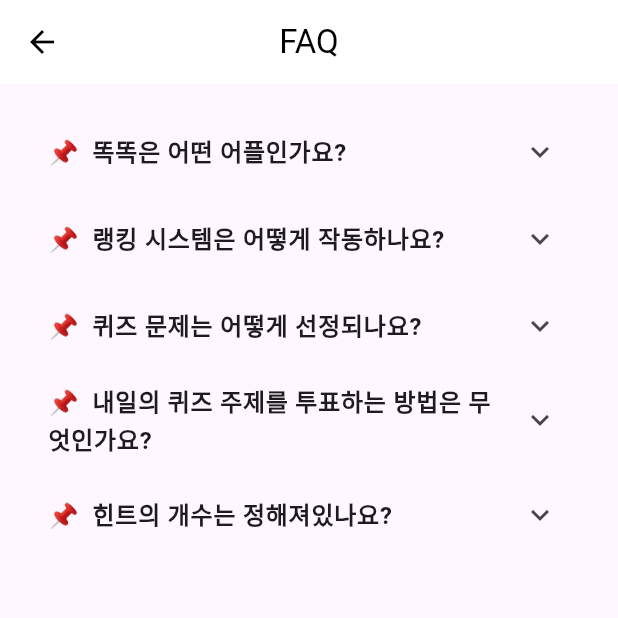
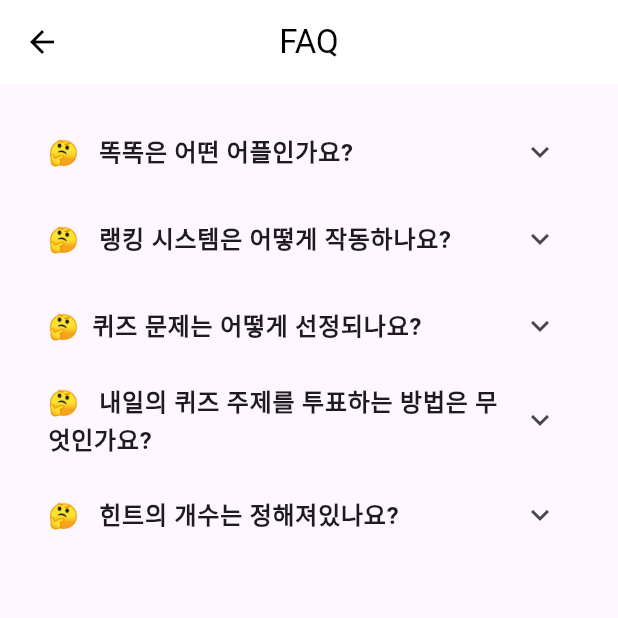
Before and after one commit to Mobile-Programming-Quiz/FrontEnd, a Flutter app: the FaqPage screen opened directly, on a phone screen of 412 x 824 dp, the top half of it. Run offline on Flutter 3.47's test engine with Material 3 defaults, Android fonts, the light colour scheme and no system bars; our stand-ins replace cloud_firestore, firebase_auth, firebase_core, flutter_swiper_null_safety, font_awesome_flutter, lottie; accounts and stored records are empty; project files that could hold a hidden picture were left out.

Commit message:
FEAT : faq 구현완료. v2. 이모티콘 반영, 질문 추가

```diff
--- a/lib/screen/screen_faq.dart
+++ b/lib/screen/screen_faq.dart
@@ -14,16 +14,16 @@ class FaqPage extends StatelessWidget {
       body: ListView(
         padding: EdgeInsets.all(16.0),
         children: [
-          _buildFaqItem('📌  똑똑은 어떤 어플인가요?',
+          _buildFaqItem('🤔   똑똑은 어떤 어플인가요?',
               '"똑똑" 앱은 사용자들에게 일일 상식 퀴즈를 제공하여 지식 습득을 돕고, 랭킹 시스템을 통해 경쟁과 성취감을 느낄 수 있도록 하는 어플리케이션입니다. 사용자는 매일 새로운 퀴즈를 풀고 점수에 따라 실시간으로 갱신되는 랭킹을 확인할 수 있으며, 자신의 퀴즈 결과를 SNS로 공유할 수 있는 기능을 통해 친구들과 경쟁할 수 있습니다. 또한, 다음날의 퀴즈 주제를 투표할 수 있는 기능을 제공하여 사용자 참여를 높이고, 매일 새로운 퀴즈를 통해 꾸준히 지식을 확장할 수 있도록 설계된 앱입니다.'),
-          _buildFaqItem('📌  랭킹 시스템은 어떻게 작동하나요?',
+          _buildFaqItem('🤔   랭킹 시스템은 어떻게 작동하나요?',
               '사용자의 일일 퀴즈 점수에 따라 실시간으로 랭킹이 갱신됩니다. 랭킹은 당일 퀴즈 결과를 기준으로 매일 자정에 초기화됩니다.'),
-          _buildFaqItem('📌  퀴즈 문제는 어떻게 선정되나요?',
+          _buildFaqItem('🤔  퀴즈 문제는 어떻게 선정되나요?',
               '퀴즈 문제는 다양한 상식 분야와 난이도를 고려하여 개발자가 추가하며, 4인의 검수를 거쳐 문제의 품질을 관리합니다. 또한, 사용자 투표 결과에 따라 다음 날의 퀴즈 주제가 결정됩니다.'),
-          _buildFaqItem('📌  내일의 퀴즈 주제를 투표하는 방법은 무엇인가요?',
+          _buildFaqItem('🤔   내일의 퀴즈 주제를 투표하는 방법은 무엇인가요?',
               '사용자는 매일 문제를 풀고 나면 나오는 결과화면에서 "내일의 퀴즈 테마는 무엇으로 할까요?"라는 질문에 대해 주어진 주제 중 하나를 선택해 투표할 수 있습니다. 투표 결과는 과반수에 따라 결정되며, 다음날의 퀴즈 카테고리가 됩니다.'),
-          _buildFaqItem('📌  힌트의 개수는 정해져있나요?',
-              '힌트는 하루에 3개씩 제한되어 있습니다! '),
+          _buildFaqItem('🤔   힌트의 개수는 정해져있나요?',
+              '힌트는 하루에 3개씩 제한되어 있습니다! 사용자는 매일 최대 3개의 퀴즈에 대해 힌트를 사용할 수 있으며, 사용하지 않은 힌트는 다음 날로 이월되지 않습니다. 이를 통해 신중하게 힌트를 사용하고 퀴즈에 도전하는 재미를 느낄 수 있습니다.'),
         ],
       ),
     );
```
